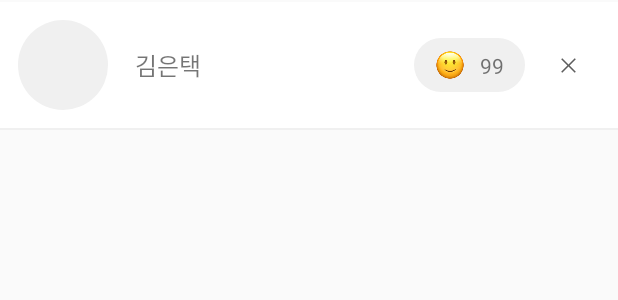
After one commit to wavideo/contacts-app, an Android app: the layout item_contact_with_sticker.xml on its own in the app's theme, with its tools: preview values and no code run, on a phone screen of 412 x 824 dp. The commit adds this screen. Shown: the top 300 px of the screen. Run offline under Robolectric (Android 15) with nearby library versions, the phone set to English and light mode, and no system bars.

Commit message:
스티커 디테일 XML 디벨롭

```diff
--- /dev/null
+++ b/app/src/main/res/drawable/ic_close.xml
@@ -0,0 +1,9 @@
+<vector xmlns:android="http://schemas.android.com/apk/res/android"
+    android:width="24dp"
+    android:height="24dp"
+    android:viewportWidth="960"
+    android:viewportHeight="960">
+  <path
+      android:pathData="m258.42,741.31 l-38.92,-39.73L440.27,480 219.5,258.42l38.92,-39.73L480,440.27l221.58,-221.58 38.92,39.73L519.73,480 740.5,701.58l-38.92,39.73L480,519.73 258.42,741.31Z"
+      android:fillColor="#5f6368"/>
+</vector>
--- a/app/src/main/res/layout/fragment_sticker_detail.xml
+++ b/app/src/main/res/layout/fragment_sticker_detail.xml
@@ -75,6 +75,25 @@
         app:layout_constraintEnd_toEndOf="parent"
         app:layout_constraintTop_toTopOf="@+id/tv_title" />
 
+    <androidx.constraintlayout.widget.ConstraintLayout
+        android:layout_width="match_parent"
+        android:layout_height="0dp"
+        android:paddingHorizontal="20dp"
+        android:layout_marginTop="14dp"
+        android:background="@drawable/shape_rectangle_radius_999"
+        app:layout_constraintTop_toBottomOf="@+id/tv_title"
+        app:layout_constraintBottom_toTopOf="@+id/tv_btn_delete"
+        >
+
+    <androidx.recyclerview.widget.RecyclerView
+        android:id="@+id/rv_sticker_list"
+        android:layout_width="match_parent"
+        android:layout_height="0dp"
+        tools:itemCount="10"
+        tools:listitem="@layout/item_contact_with_sticker" />
+
+    </androidx.constraintlayout.widget.ConstraintLayout>
+
     <TextView
         android:id="@+id/tv_btn_delete"
         android:layout_width="match_parent"
--- /dev/null
+++ b/app/src/main/res/layout/item_contact_with_sticker.xml
@@ -0,0 +1,100 @@
+<?xml version="1.0" encoding="utf-8"?>
+<androidx.constraintlayout.widget.ConstraintLayout xmlns:android="http://schemas.android.com/apk/res/android"
+    xmlns:app="http://schemas.android.com/apk/res-auto"
+    xmlns:tools="http://schemas.android.com/tools"
+    android:layout_width="match_parent"
+    android:layout_height="wrap_content">
+
+    <androidx.constraintlayout.widget.ConstraintLayout
+        android:id="@+id/cl_contact_background"
+        android:layout_width="match_parent"
+        android:layout_height="wrap_content"
+        android:background="@color/white"
+        android:padding="12dp"
+        app:layout_constraintBottom_toBottomOf="parent"
+        app:layout_constraintEnd_toEndOf="parent"
+        app:layout_constraintStart_toStartOf="parent"
+        app:layout_constraintTop_toTopOf="parent">
+
+        <ImageView
+            android:id="@+id/iv_profile"
+            android:layout_width="60dp"
+            android:layout_height="60dp"
+            android:src="@drawable/shape_circle_background"
+            android:tint="@color/background_basic"
+            app:layout_constraintBottom_toBottomOf="parent"
+            app:layout_constraintStart_toStartOf="parent"
+            app:layout_constraintTop_toTopOf="parent" />
+
+        <TextView
+            android:id="@+id/tv_name"
+            android:layout_width="wrap_content"
+            android:layout_height="wrap_content"
+            android:layout_marginStart="18dp"
+            android:text="김은택"
+            android:textSize="16sp"
+            app:layout_constraintBottom_toBottomOf="parent"
+            app:layout_constraintStart_toEndOf="@+id/iv_profile"
+            app:layout_constraintTop_toTopOf="parent" />
+
+
+        <androidx.constraintlayout.widget.ConstraintLayout
+            android:id="@+id/cl_sticker_background"
+            android:layout_width="wrap_content"
+            android:layout_height="wrap_content"
+            android:layout_marginEnd="20dp"
+            android:background="@drawable/shape_rectangle_radius_999"
+            android:backgroundTint="@color/background_basic"
+            android:padding="8dp"
+            app:layout_constraintBottom_toBottomOf="parent"
+            app:layout_constraintEnd_toStartOf="@+id/iv_ic_close"
+            app:layout_constraintTop_toTopOf="parent">
+
+            <ImageView
+                android:id="@+id/iv_sticker_icon"
+                android:layout_width="20dp"
+                android:layout_height="20dp"
+                android:layout_marginStart="6dp"
+                android:layout_marginEnd="10dp"
+                android:src="@drawable/imoge02_slightlysmilingface"
+                app:layout_constraintBottom_toBottomOf="parent"
+                app:layout_constraintEnd_toStartOf="@+id/tv_sticker_num"
+                app:layout_constraintStart_toStartOf="parent"
+                app:layout_constraintTop_toTopOf="parent" />
+
+            <TextView
+                android:id="@+id/tv_sticker_num"
+                android:layout_width="wrap_content"
+                android:layout_height="wrap_content"
+                android:layout_marginEnd="6dp"
+                android:text="99"
+                android:tint="@color/gray_a"
+                app:layout_constraintBottom_toBottomOf="parent"
+                app:layout_constraintEnd_toEndOf="parent"
+                app:layout_constraintStart_toEndOf="@+id/iv_sticker_icon"
+                app:layout_constraintTop_toTopOf="parent" />
+
+        </androidx.constraintlayout.widget.ConstraintLayout>
+
+        <ImageView
+            android:id="@+id/iv_ic_close"
+            android:layout_width="18dp"
+            android:layout_height="18dp"
+            android:layout_marginEnd="12dp"
+            android:src="@drawable/ic_close"
+            android:tint="@color/gray_a"
+            app:layout_constraintBottom_toBottomOf="parent"
+            app:layout_constraintEnd_toEndOf="parent"
+            app:layout_constraintTop_toTopOf="parent" />
+
+
+
+    </androidx.constraintlayout.widget.ConstraintLayout>
+
+    <ImageView
+        android:layout_width="match_parent"
+        android:layout_height="1dp"
+        android:src="@color/background_basic"
+        app:layout_constraintTop_toBottomOf="@+id/cl_contact_background"/>
+
+</androidx.constraintlayout.widget.ConstraintLayout>
```
